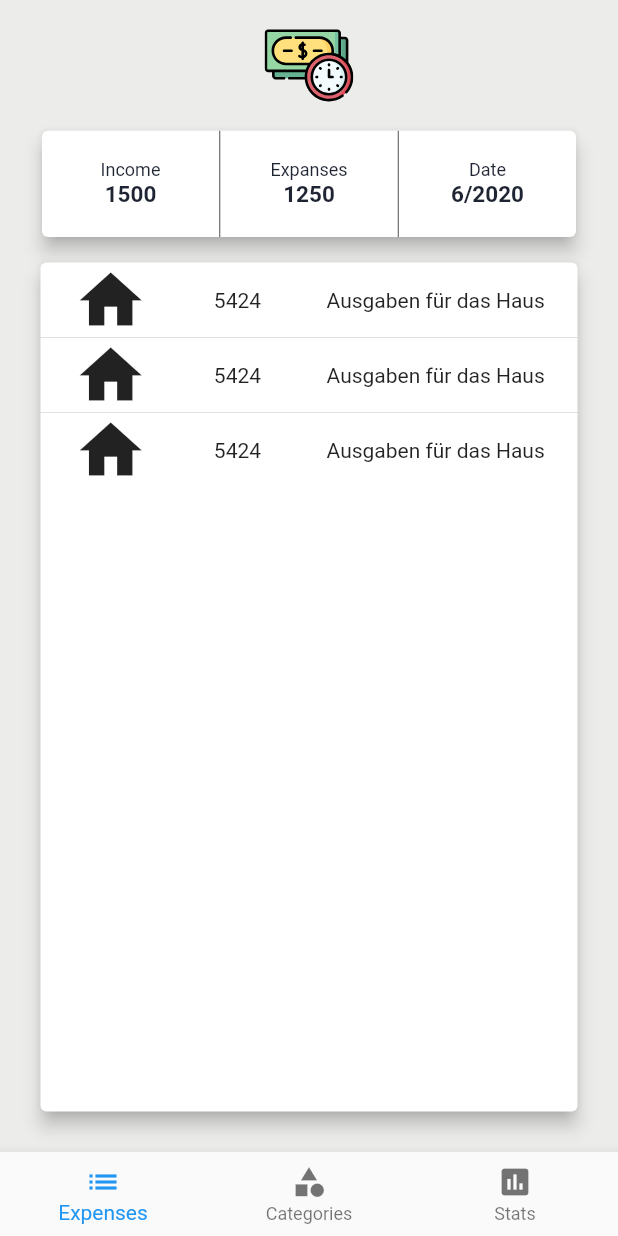
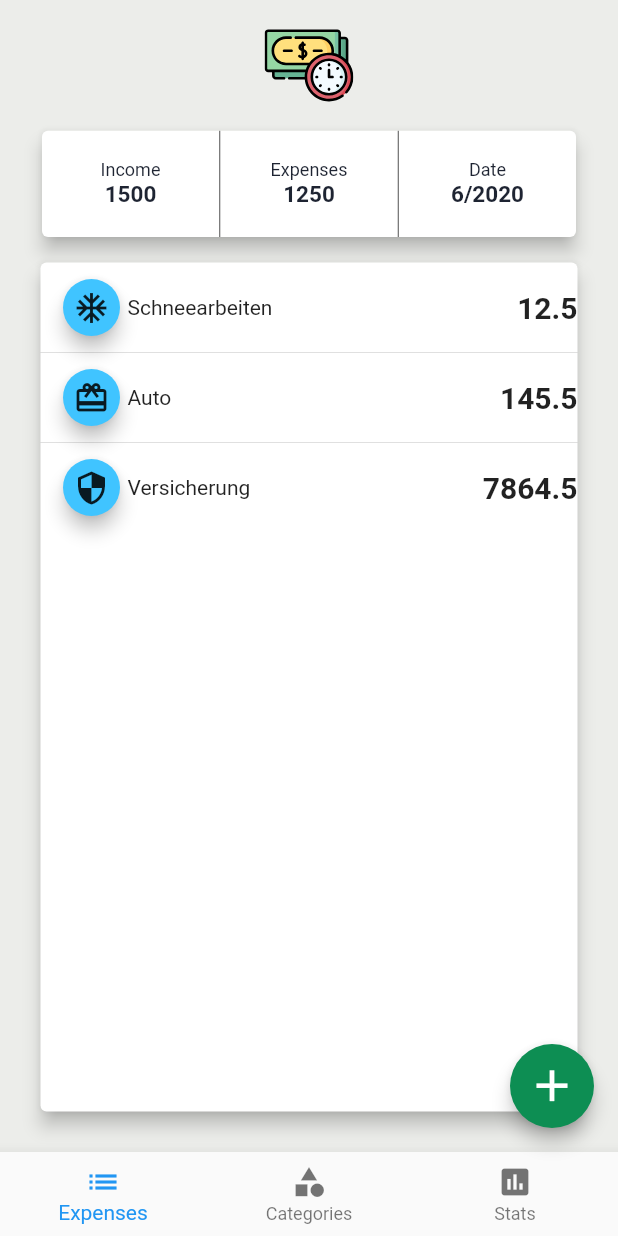
Before and after one commit to ptr-br/Money-Manager, a Flutter app: the screen it shows after launch, after a tap on an icon or button, on a phone screen of 412 x 824 dp. Run offline on Flutter 3.47's test engine with Material 2 defaults, Android fonts, the phone set to English and light mode, and no system bars; our stand-ins replace flutter_svg, month_picker_dialog.

Commit message:
Layout work and Provider - integrated Layout for entrys on expenses caed - new classes that handle the data are introduced - provider is used for chnages and screen updates

```diff
--- a/lib/components/components_moneymanager/expenses_list.dart
+++ b/lib/components/components_moneymanager/expenses_list.dart
@@ -1,5 +1,7 @@
 import 'package:flutter/material.dart';
+import 'package:provider/provider.dart';
 import './task_tile_moneymanager.dart';
+import '../../models/moneymanager_entrys_data.dart';
 
 class ExpensesList extends StatelessWidget {
   ExpensesList({this.entries});
@@ -16,11 +18,25 @@ class ExpensesList extends StatelessWidget {
           child: GlowingOverscrollIndicator(
             axisDirection: AxisDirection.down,
             color: Colors.black54,
-            child: ListView.separated(
-              itemCount: entries.length,
-              separatorBuilder: (BuildContext context, int index) => const Divider(height: 0,),
-              itemBuilder: (BuildContext context, int index){
-                return TaskTile();
+
+            child: Consumer<EntryData>(
+              builder: (context,entryData,child){
+
+
+                return ListView.separated(
+                  itemCount: entryData.entryCount,
+                  separatorBuilder: (BuildContext context, int index) => const Divider(height: 0,),
+                  itemBuilder: (BuildContext context, int index){
+                    final entry = entryData.entryData[index];
+                    return TaskTile(
+                      icon: entry.icon,
+                      cardName:entry.cardName,
+                      //timeStamp: entry.timeStamp,
+                      description: entry.description,
+                      expense: entry.expense,
+                    );
+                  },
+                );
               },
             ),
           ),
--- a/lib/components/components_moneymanager/moneymanager_headercard.dart
+++ b/lib/components/components_moneymanager/moneymanager_headercard.dart
@@ -30,7 +30,7 @@ class _MoneyManagerHeaderCardState extends State<MoneyManagerHeaderCard> {
             width: 1,
             color: kDarkColor,
           ),
-          HeaderAndValue(name: 'Expanses', value: widget.expanses),
+          HeaderAndValue(name: 'Expenses', value: widget.expanses),
           VerticalDivider(
             width: 1,
             color: kDarkColor,
--- a/lib/components/components_moneymanager/task_tile_moneymanager.dart
+++ b/lib/components/components_moneymanager/task_tile_moneymanager.dart
@@ -1,21 +1,47 @@
+import 'package:flutter/cupertino.dart';
 import 'package:flutter/material.dart';
 
+
 class TaskTile extends StatelessWidget {
+
+  TaskTile({this.expense,this.timeStamp,this.icon,this.cardName,this.description});
+
+  final Icon icon;
+  final String cardName;
+  String description;
+  final DateTime timeStamp;
+  double expense;
+
 
 
   @override
   Widget build(BuildContext context) {
     return Container(
+      height: 60,
+      child: Row(
 
-      child: Row(
-          mainAxisAlignment: MainAxisAlignment.spaceAround,
-          children: <Widget>[
-            Icon(Icons.home,size: 50,),
-            Text("5424"),
-            Text('Ausgaben für das Haus')
-          ],
-        ),
+        children: <Widget>[
+          SizedBox(height: 10, width: 10,),
+          RawMaterialButton(
+            constraints: BoxConstraints.tight(Size(38, 38)),
+              onPressed: () {},
+              elevation: 5,
+              fillColor: Colors.lightBlueAccent,
+              shape: CircleBorder(),
+              child: icon
+          ),
+          Expanded(child: Text('$cardName')),
+          Expanded(
+            child: Text(
+              "$expense",
+              style: TextStyle(fontSize: 20, fontWeight: FontWeight.bold),
+              textAlign: TextAlign.end,
+
+
+            ),
+          ),
+        ],
+      ),
     );
-
   }
 }
--- a/lib/main.dart
+++ b/lib/main.dart
@@ -7,6 +7,8 @@ import 'screens/shoppinglist_screen.dart';
 import 'screens/todo_screen.dart';
 import 'screens/calendar_screen.dart';
 import 'screens/moneymanager_screen.dart';
+import 'package:provider/provider.dart';
+import './models/moneymanager_entrys_data.dart';
 
 
 void main() => runApp(MyApp());
@@ -19,7 +21,9 @@ class MyApp extends StatelessWidget {
   // root widget of the application
   @override
   Widget build(BuildContext context) {
-    return MaterialApp(
+    return ChangeNotifierProvider(
+      create: (context) => EntryData(),
+      child: MaterialApp(
         // routes
         initialRoute: HomeScreeen.id,
         routes: {
@@ -41,6 +45,7 @@ class MyApp extends StatelessWidget {
         ),
         home: HomeScreeen(),
 
+      ),
     );
   }
 }
--- /dev/null
+++ b/lib/models/moneymanager_entry.dart
@@ -0,0 +1,13 @@
+import 'package:flutter/material.dart';
+
+
+class Entry {
+  Entry({@required this.cardName, @required this.icon, this.description, this.timeStamp, @required this.expense});
+
+  final Icon icon;
+  final String cardName;
+  String description;
+  final DateTime timeStamp;
+  double expense;
+
+}
--- /dev/null
+++ b/lib/models/moneymanager_entrys_data.dart
@@ -0,0 +1,29 @@
+import 'dart:collection';
+import 'package:flutter/material.dart';
+import 'moneymanager_entry.dart';
+
+
+class EntryData extends ChangeNotifier{
+
+ List<Entry> _entrys =[Entry(description: "kleine Beschreibung", icon:Icon(Icons.ac_unit),cardName:"Schneearbeiten", expense: 12.50),Entry(description: "kleine Beschreibung", icon:Icon(Icons.card_giftcard),cardName:"Auto", expense: 145.50), Entry(description: "kleine Beschreibung", icon:Icon(Icons.security),cardName:"Versicherung", expense: 7864.50)];
+
+ UnmodifiableListView<Entry> get entryData{
+   return UnmodifiableListView(_entrys);
+ }
+
+ int get entryCount{
+   return _entrys.length;
+ }
+
+ void addEntry(Entry entry){
+   _entrys.add(entry);
+   notifyListeners();
+ }
+
+ void deleteEntry(Entry entry){
+   _entrys.remove(entry);
+   notifyListeners();
+ }
+
+
+}
--- a/lib/screens/home_screen.dart
+++ b/lib/screens/home_screen.dart
@@ -7,6 +7,7 @@ import 'package:couplemanager/screens/todo_screen.dart';
 import 'package:flutter/material.dart';
 import '../components/reusable_card_content.dart';
 import 'shoppinglist_screen.dart';
+import '../models/moneymanager_entrys_data.dart';
 
 class HomeScreeen extends StatelessWidget {
   static String id = 'home_screen';
@@ -50,6 +51,7 @@ class HomeScreeen extends StatelessWidget {
                         print('Jump to MoneyManager screen');
                       },
                     ),
+
                 )
               ],
             ),
--- a/lib/screens/moneymanager_screen.dart
+++ b/lib/screens/moneymanager_screen.dart
@@ -4,19 +4,28 @@ import 'package:flutter/material.dart';
 import 'package:flutter_svg/flutter_svg.dart';
 import '../components/components_moneymanager/moneymanager_headercard.dart';
 import '../components/components_moneymanager/expenses_list.dart';
+import '../models/moneymanager_entrys_data.dart';
+import 'package:provider/provider.dart';
+
 
 class MoneyManagerScreen extends StatelessWidget {
   static String id = 'moneymanager_screen';
   int expanses = 1250;
   int income = 1500;
 
-  // TEst variables please clean if not used anymore
-  final List<String> entries = <String>['A', 'B', 'C'];
-
 
   @override
   Widget build(BuildContext context) {
     return Scaffold(
+        floatingActionButton: FloatingActionButton(
+          elevation: 5,
+          backgroundColor: kPrimaryColor,
+          onPressed: (){
+          },
+
+          child: Icon(Icons.add,size: 35,),
+
+        ),
         backgroundColor: kBackgroundColor,
         body: SafeArea(
           child: Padding(
@@ -51,7 +60,7 @@ class MoneyManagerScreen extends StatelessWidget {
                             income: income, expanses: expanses),
                       ),
                     ),
-                  Expanded(flex: 200, child: ExpensesList(entries: entries)),
+                    Expanded(flex: 200, child: ExpensesList()),
                   ],
                 ),
               ),
@@ -68,6 +77,7 @@ class MoneyManagerScreen extends StatelessWidget {
                 icon: Icon(Icons.assessment), title: Text('Stats')),
           ],
         ),
+        floatingActionButtonLocation: FloatingActionButtonLocation.endFloat,
       );
   }
 }
--- a/pubspec.yaml
+++ b/pubspec.yaml
@@ -27,6 +27,7 @@ dependencies:
   fl_chart: ^0.9.3
   month_picker_dialog: ^0.3.2
   syncfusion_flutter_datepicker: ^18.1.54-beta
+  provider: ^4.1.2
 
 
   # The following adds the Cupertino Icons font to your application.
```
Also changed, not shown: pubspec.lock. Lines whose indentation alone changed are shown as unchanged.
